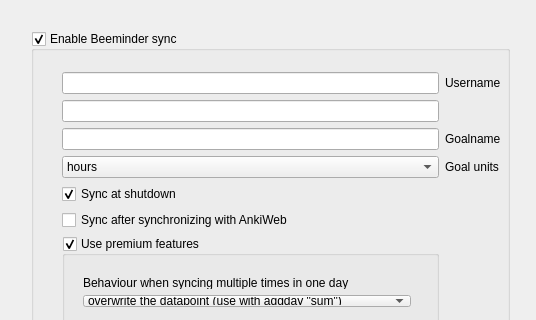
This is beeminder_settings.ui in ianmcb/beetime as Qt 5 draws it before an edit; both pictures show x 0 to 536 and y 0 to 320 of the 536 by 490 pixel window. The edited form follows.
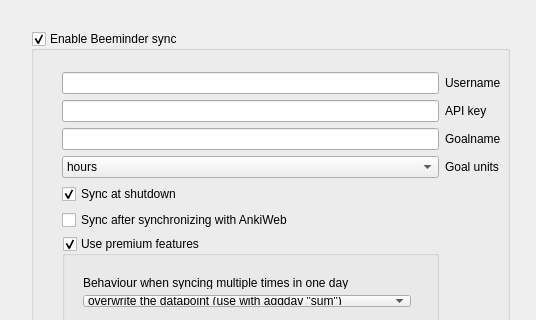
This is the edited form.

Commit message: ui: update dialog layout

```diff
--- a/beeminder_settings.ui
+++ b/beeminder_settings.ui
@@ -161,6 +161,13 @@
           </property>
          </widget>
         </item>
+        <item row="1" column="1">
+         <widget class="QLabel" name="api_key_label">
+          <property name="text">
+           <string>API key</string>
+          </property>
+         </widget>
+        </item>
        </layout>
       </widget>
      </widget>
```
Left out of the diff: 20 changed lines with no effect on the pictures.
